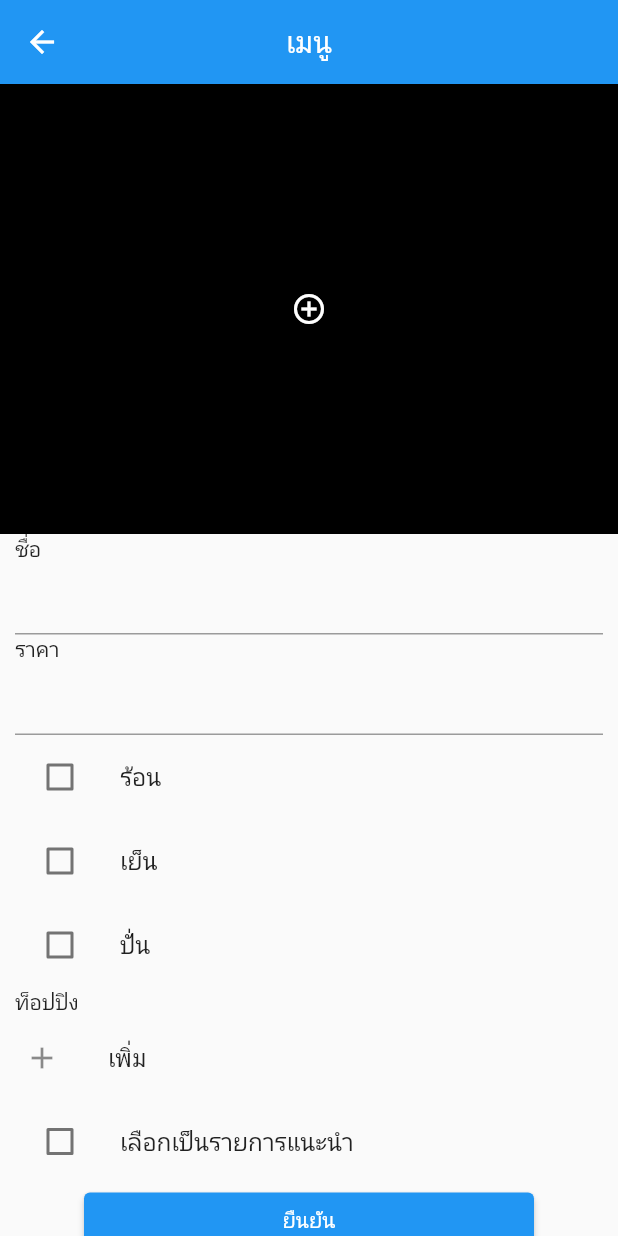
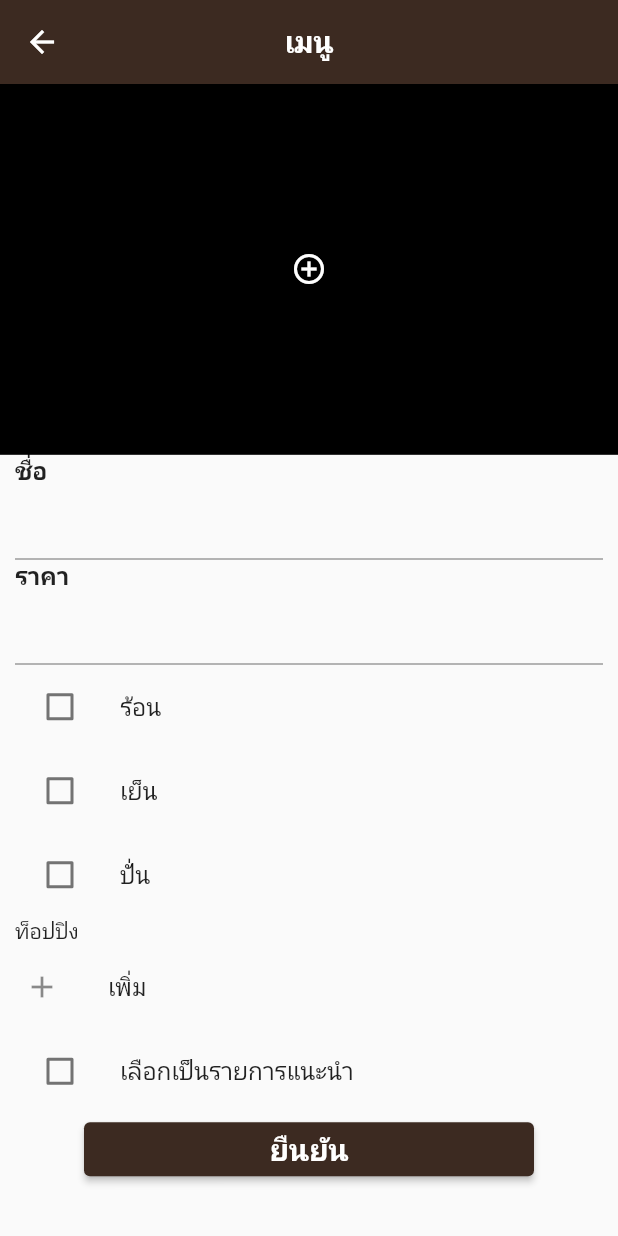
Before and after one commit to kaluvic/pak-cafe, a Flutter app: the MenuAddPage screen opened directly with empty values, on a phone screen of 412 x 824 dp. Run offline on Flutter 3.47's test engine with Material 2 defaults, Android fonts, the phone set to English and light mode, and no system bars; our stand-ins replace carousel_slider, firebase_core, firebase_database, shared_preferences; accounts and stored records are empty.

Commit message:
adjust ui

```diff
--- a/admin/lib/pages/menu_add.dart
+++ b/admin/lib/pages/menu_add.dart
@@ -46,12 +46,16 @@ class _MenuAddPageState extends State<MenuAddPage> {
   @override
   Widget build(BuildContext context) {
     double width = MediaQuery.of(context).size.width;
+    double heightScreen = MediaQuery.of(context).size.height;
     TextEditingController nameController = TextEditingController();
     TextEditingController priceController = TextEditingController();
     MenuService menuService = MenuService();
     return Scaffold(
       appBar: AppBar(
-        title: Text(isEdit ? widget.menuInfo!.name : 'เมนู'),
+        title: Text(
+          isEdit ? widget.menuInfo!.name : 'เมนู',
+          style: const TextStyle(fontWeight: FontWeight.w600),
+        ),
         centerTitle: true,
       ),
       body: SingleChildScrollView(
@@ -66,7 +70,7 @@ class _MenuAddPageState extends State<MenuAddPage> {
                     color: Colors.black,
                   ),
                   width: width,
-                  height: 300,
+                  height: heightScreen * 0.3,
                 ),
                 const IconButton(
                     onPressed: null,
@@ -155,7 +159,11 @@ class _MenuAddPageState extends State<MenuAddPage> {
                             ),
                             ModalRoute.withName('/'));
                       },
-                      child: const Text('ยืนยัน')),
+                      child: const Text(
+                        'ยืนยัน',
+                        style: TextStyle(
+                            fontSize: 20, fontWeight: FontWeight.w600),
+                      )),
                 ),
               ),
             )
--- /dev/null
+++ b/admin/lib/theme/customtheme.dart
@@ -0,0 +1,54 @@
+import 'package:flutter/material.dart';
+
+class CustomTheme {
+  CustomTheme._();
+
+  static ThemeData defaultTheme = ThemeData(
+    appBarTheme: const AppBarTheme(
+      color: CoffeeColor.coffee,
+    ),
+    primarySwatch: CoffeeColor.coffee,
+  );
+}
+
+class CustomTextStyle {
+  CustomTextStyle._();
+
+  static TextStyle detail = const TextStyle(fontSize: 16);
+}
+
+class CoffeeColor {
+  static Color cream = const Color(0xFFD5CEA3);
+  static Color milk = const Color(0xFFE5E5CB);
+
+  static const MaterialColor darkcoffee = MaterialColor(
+    0xFF1A120B,
+    <int, Color>{
+      50: Color(0xff17100a), //10%
+      100: Color(0xff150e09), //20%
+      200: Color(0xff120d08), //30%
+      300: Color(0xff100b07), //40%
+      400: Color(0xff0d0906), //50%
+      500: Color(0xff0a0704), //60%
+      600: Color(0xff080503), //70%
+      700: Color(0xff050402), //80%
+      800: Color(0xff030201), //90%
+      900: Color(0xff000000), //100%
+    },
+  );
+  static const MaterialColor coffee = MaterialColor(
+    0xFF3C2A21,
+    <int, Color>{
+      50: Color(0xff36261e), //10%
+      100: Color(0xff30221a), //20%
+      200: Color(0xff2a1d17), //30%
+      300: Color(0xff241914), //40%
+      400: Color(0xff1e1511), //50%
+      500: Color(0xff18110d), //60%
+      600: Color(0xff120d0a), //70%
+      700: Color(0xff0c0807), //80%
+      800: Color(0xff060403), //90%
+      900: Color(0xff000000), //100%
+    },
+  );
+}
--- a/admin/lib/widgets/custom_textfield.dart
+++ b/admin/lib/widgets/custom_textfield.dart
@@ -13,7 +13,10 @@ class CustomTextField extends StatelessWidget {
     return Column(
       crossAxisAlignment: CrossAxisAlignment.start,
       children: [
-        Text(title),
+        Text(
+          title,
+          style: const TextStyle(fontSize: 16, fontWeight: FontWeight.w600),
+        ),
         TextField(
           controller: controller,
         ),
```
Also changed, not shown: admin/lib/main.dart (+4 -4 lines), admin/lib/pages/credit_management.dart (+24 -5 lines), admin/lib/pages/credit_search_user.dart (+7 -1 lines), admin/lib/pages/menu.dart (+12 -3 lines), admin/lib/pages/order_page.dart (+9 -1 lines), admin/lib/widgets/add_cat.dart (+9 -2 lines), admin/lib/widgets/order_card.dart (+59 -19 lines).
